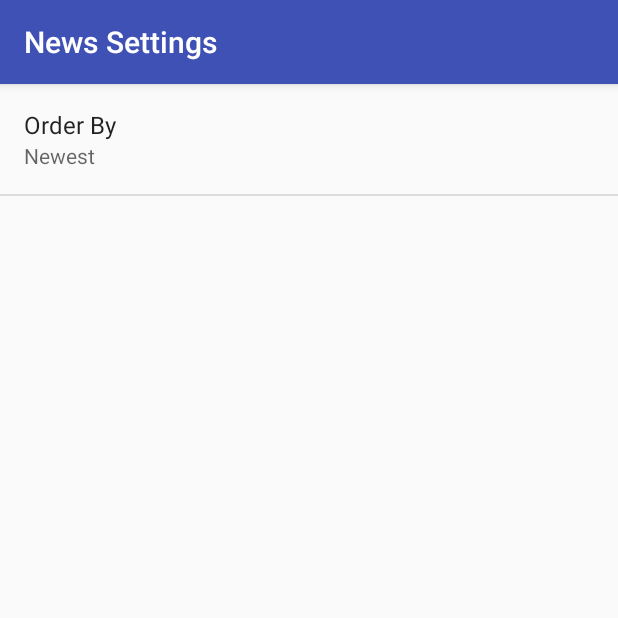
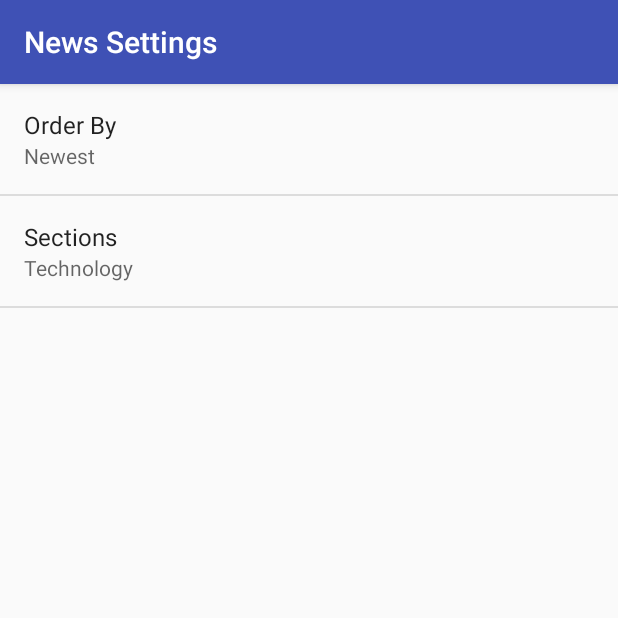
Before and after one commit to Razke/p06-newsapp, an Android app: the screen it shows after launch (SettingsActivity), after a tap on "Settings", on a phone screen of 412 x 824 dp, the top half of it. Run offline under Robolectric (Android 15) with nearby library versions, the phone set to English and light mode, and no system bars.

```diff
--- a/app/src/main/AndroidManifest.xml
+++ b/app/src/main/AndroidManifest.xml
@@ -27,7 +27,5 @@
                 android:name="android.support.PARENT_ACTIVITY"
                 android:value="com.example.raz.newsapp.NewsActivity" />
         </activity>
-
     </application>
-
 </manifest>
--- a/app/src/main/java/com/example/raz/newsapp/NewsActivity.java
+++ b/app/src/main/java/com/example/raz/newsapp/NewsActivity.java
@@ -111,13 +111,18 @@ public class NewsActivity extends AppCompatActivity
                 getString(R.string.settings_order_by_default)
         );
 
+        String section = sharedPrefs.getString(
+                getString(R.string.settings_section_key),
+                getString(R.string.settings_section_default)
+        );
+
         Uri baseUri = Uri.parse(GUARDIAN_REQUEST_URL);
         Uri.Builder uriBuilder = baseUri.buildUpon();
 
         uriBuilder.appendQueryParameter("order-by", orderBy);
-        uriBuilder.appendQueryParameter("section", "technology");
+        uriBuilder.appendQueryParameter("section", section);
         uriBuilder.appendQueryParameter("page-size", "15");
-        uriBuilder.appendQueryParameter("api-key", "test");
+        uriBuilder.appendQueryParameter("api-key", "21815270-d9e5-4954-8c59-659fed1022cc");
 
         return new NewsLoader(this, uriBuilder.toString());
     }
--- a/app/src/main/java/com/example/raz/newsapp/SettingsActivity.java
+++ b/app/src/main/java/com/example/raz/newsapp/SettingsActivity.java
@@ -30,6 +30,9 @@ public class SettingsActivity extends AppCompatActivity {
 
             Preference orderBy = findPreference(getString(R.string.settings_order_by_key));
             bindPreferenceSummaryToValue(orderBy);
+
+            Preference section = findPreference(getString(R.string.settings_section_key));
+            bindPreferenceSummaryToValue(section);
         }
 
         @Override
--- a/app/src/main/res/menu/main.xml
+++ b/app/src/main/res/menu/main.xml
@@ -5,8 +5,8 @@
     tools:context="com.example.raz.newsapp.NewsActivity">
     <item
         android:id="@+id/action_settings"
-        android:title="@string/settings_menu_item"
         android:icon="@drawable/ic_filter"
         android:orderInCategory="1"
+        android:title="@string/settings_menu_item"
         app:showAsAction="ifRoom" />
 </menu>
--- a/app/src/main/res/values/arrays.xml
+++ b/app/src/main/res/values/arrays.xml
@@ -9,4 +9,19 @@
         <item>@string/settings_order_by_newest_value</item>
         <item>@string/settings_order_by_oldest_value</item>
     </string-array>
+
+    <string-array name="settings_section_labels">
+        <item>@string/settings_section_science_label</item>
+        <item>@string/settings_section_education_label</item>
+        <item>@string/settings_section_culture_label</item>
+        <item>@string/settings_section_business_label</item>
+        <item>@string/settings_section_technology_label</item>
+    </string-array>
+    <string-array name="settings_section_values">
+        <item>@string/settings_section_science_value</item>
+        <item>@string/settings_section_education_value</item>
+        <item>@string/settings_section_culture_value</item>
+        <item>@string/settings_section_business_value</item>
+        <item>@string/settings_section_technology_value</item>
+    </string-array>
 </resources>
--- a/app/src/main/res/values/strings.xml
+++ b/app/src/main/res/values/strings.xml
@@ -6,6 +6,7 @@
 
     <string name="settings_menu_item">Settings</string>
     <string name="settings_title">News Settings</string>
+
     <string name="settings_order_by_label">Order By</string>
     <string name="settings_order_by_key" translatable="false">order-by</string>
     <string name="settings_order_by_default" translatable="false">newest</string>
@@ -14,4 +15,19 @@
     <string name="settings_order_by_newest_value" translatable="false">newest</string>
     <string name="settings_order_by_oldest_label">Oldest</string>
     <string name="settings_order_by_oldest_value" translatable="false">oldest</string>
+
+    <string name="settings_section_label">Sections</string>
+    <string name="settings_section_key" translatable="false">section</string>
+    <string name="settings_section_default" translatable="false">technology</string>
+
+    <string name="settings_section_science_label">Science</string>
+    <string name="settings_section_science_value" translatable="false">science</string>
+    <string name="settings_section_education_label">Education</string>
+    <string name="settings_section_education_value" translatable="false">education</string>
+    <string name="settings_section_culture_label">Culture</string>
+    <string name="settings_section_culture_value" translatable="false">culture</string>
+    <string name="settings_section_business_label">Business</string>
+    <string name="settings_section_business_value" translatable="false">business</string>
+    <string name="settings_section_technology_label">Technology</string>
+    <string name="settings_section_technology_value" translatable="false">technology</string>
 </resources>
--- a/app/src/main/res/xml/settings_main.xml
+++ b/app/src/main/res/xml/settings_main.xml
@@ -1,7 +1,6 @@
 <?xml version="1.0" encoding="utf-8"?>
 
-<PreferenceScreen
-    xmlns:android="http://schemas.android.com/apk/res/android"
+<PreferenceScreen xmlns:android="http://schemas.android.com/apk/res/android"
     android:title="@string/settings_title">
 
     <ListPreference
@@ -10,4 +9,11 @@
         android:entryValues="@array/settings_order_by_values"
         android:key="@string/settings_order_by_key"
         android:title="@string/settings_order_by_label" />
+
+    <ListPreference
+        android:defaultValue="@string/settings_section_default"
+        android:entries="@array/settings_section_labels"
+        android:entryValues="@array/settings_section_values"
+        android:key="@string/settings_section_key"
+        android:title="@string/settings_section_label" />
 </PreferenceScreen>
```
Also changed, not shown: app/src/main/java/com/example/raz/newsapp/NewsAdapter.java (line endings or trailing spaces), app/src/main/java/com/example/raz/newsapp/NewsLoader.java (line endings or trailing spaces), 1 other file.
